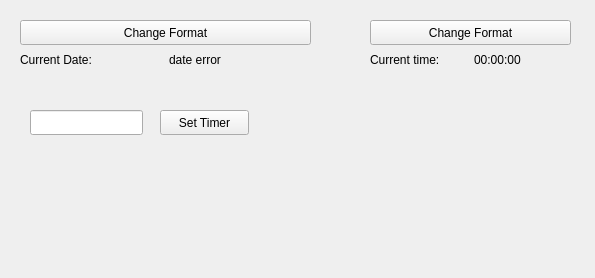
Above: mainwindow.ui from Gio-Formichella/Elaborato before the change. Below: the same form after it.
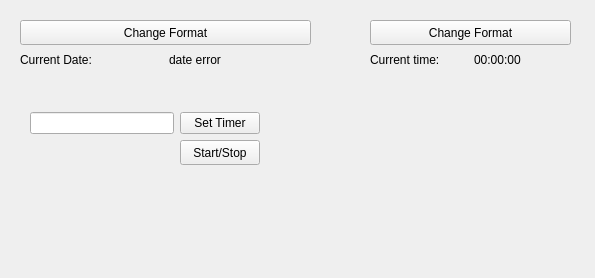
That is the form after the change.

Commit message: Added a start and stop button to the timer

Patch:
```diff
--- a/mainwindow.ui
+++ b/mainwindow.ui
@@ -92,22 +92,12 @@
      </item>
     </layout>
    </widget>
-   <widget class="QLineEdit" name="setTimerIntervalInput">
-    <property name="geometry">
-     <rect>
-      <x>30</x>
-      <y>110</y>
-      <width>113</width>
-      <height>25</height>
-     </rect>
-    </property>
-   </widget>
    <widget class="QLabel" name="timerLabel">
     <property name="geometry">
      <rect>
-      <x>30</x>
-      <y>150</y>
-      <width>111</width>
+      <x>31</x>
+      <y>141</y>
+      <width>141</width>
       <height>17</height>
      </rect>
     </property>
@@ -115,17 +105,39 @@
      <string/>
     </property>
    </widget>
-   <widget class="QPushButton" name="setTimerButton">
+   <widget class="QWidget" name="">
     <property name="geometry">
      <rect>
-      <x>160</x>
+      <x>30</x>
       <y>110</y>
-      <width>89</width>
+      <width>230</width>
+      <height>27</height>
+     </rect>
+    </property>
+    <layout class="QHBoxLayout" name="horizontalLayout_3">
+     <item>
+      <widget class="QLineEdit" name="setTimerIntervalInput"/>
+     </item>
+     <item>
+      <widget class="QPushButton" name="setTimerButton">
+       <property name="text">
+        <string>Set Timer</string>
+       </property>
+      </widget>
+     </item>
+    </layout>
+   </widget>
+   <widget class="QPushButton" name="start_stopButton">
+    <property name="geometry">
+     <rect>
+      <x>180</x>
+      <y>140</y>
+      <width>80</width>
       <height>25</height>
      </rect>
     </property>
     <property name="text">
-     <string>Set Timer</string>
+     <string>Start/Stop</string>
     </property>
    </widget>
   </widget>
```
The commit also changes 4 other files.
